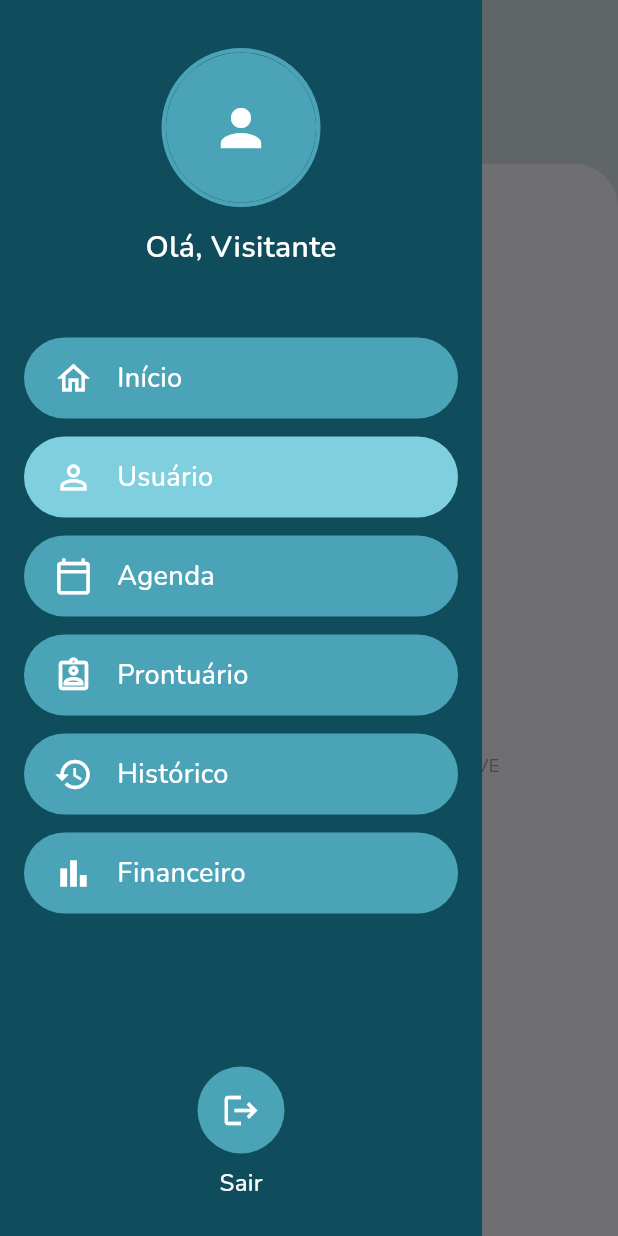
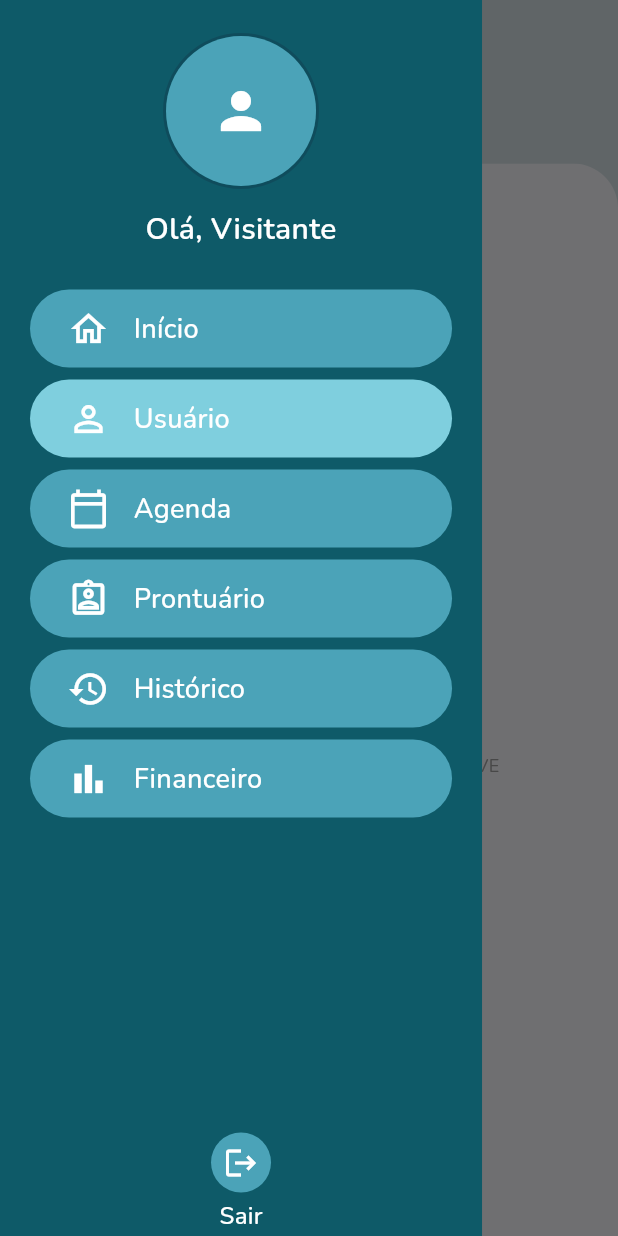
Before and after one commit to elieljuniorm/poti-clinicas, a Flutter app: the EmConstrucaoScreen screen opened by its route, with the side drawer open, on a phone screen of 412 x 824 dp. Run offline on Flutter 3.47's test engine with Material 3 defaults, Android fonts, the phone set to English and light mode, and no system bars; our stand-ins replace flutter_map, flutter_riverpod, go_router, latlong2.

Commit message:
reorganizando menu

```diff
--- a/lib/src/core/ui/theme/app_colors.dart
+++ b/lib/src/core/ui/theme/app_colors.dart
@@ -7,7 +7,7 @@ class AppColors {
 
   // ---------- Drawer / menu lateral ----------
   /// Fundo escuro do Drawer (verde-azulado escuro).
-  static const Color drawerBackground = Color(0xFF0F4C5C);
+  static const Color drawerBackground = Color.fromRGBO(14, 90, 104, 1);
 
   /// Cor padrão dos itens do menu (turquesa).
   static const Color menuItem = Color(0xFF4BA3B8);
--- a/lib/src/core/ui/widgets/app_drawer.dart
+++ b/lib/src/core/ui/widgets/app_drawer.dart
@@ -78,7 +78,7 @@ class AppDrawer extends ConsumerWidget {
       child: SafeArea(
         child: Column(
           children: [
-            const SizedBox(height: 24),
+            const SizedBox(height: 20),
 
             // ---------- Foto + saudação (clicável → Meus dados) ----------
             _CabecalhoUsuario(
@@ -87,7 +87,7 @@ class AppDrawer extends ConsumerWidget {
               onTap: usuario == null ? null : () => _aoTocarCabecalho(context),
             ),
 
-            const SizedBox(height: 32),
+            const SizedBox(height: 20),
 
             // ---------- Itens do menu ----------
             Expanded(
@@ -148,14 +148,17 @@ class _CabecalhoUsuario extends StatelessWidget {
         onTap: onTap,
         borderRadius: BorderRadius.circular(16),
         child: Padding(
-          padding: const EdgeInsets.symmetric(horizontal: 24, vertical: 8),
+          padding: const EdgeInsets.symmetric(horizontal: 20, vertical: 2),
           child: Column(
             mainAxisSize: MainAxisSize.min,
             children: [
               Container(
                 decoration: BoxDecoration(
                   shape: BoxShape.circle,
-                  border: Border.all(color: AppColors.menuItem, width: 3),
+                  border: Border.all(
+                    color: AppColors.primary,
+                    width: 2,
+                  ),
                 ),
                 child: CircleAvatar(
                   radius: 50,
@@ -169,7 +172,7 @@ class _CabecalhoUsuario extends StatelessWidget {
               const SizedBox(height: 12),
               Text('Olá, $nome', style: AppTextStyles.drawerGreeting),
               if (onTap != null) ...[
-                const SizedBox(height: 4),
+                const SizedBox(height: 2),
                 Row(
                   mainAxisSize: MainAxisSize.min,
                   children: [
@@ -180,7 +183,7 @@ class _CabecalhoUsuario extends StatelessWidget {
                     const SizedBox(width: 2),
                     const Icon(
                       Icons.chevron_right,
-                      size: 18,
+                      size: 20,
                       color: AppColors.menuItemActive,
                     ),
                   ],
@@ -202,7 +205,7 @@ class _BotaoSair extends StatelessWidget {
   @override
   Widget build(BuildContext context) {
     return Padding(
-      padding: const EdgeInsets.only(bottom: 24, top: 8),
+      padding: const EdgeInsets.only(bottom: 2, top: 4),
       child: Column(
         children: [
           Material(
@@ -212,16 +215,16 @@ class _BotaoSair extends StatelessWidget {
             child: InkWell(
               onTap: onTap,
               child: const Padding(
-                padding: EdgeInsets.all(16),
+                padding: EdgeInsets.all(8),
                 child: Icon(
                   Icons.logout,
                   color: AppColors.drawerForeground,
-                  size: 26,
+                  size: 24,
                 ),
               ),
             ),
           ),
-          const SizedBox(height: 8),
+          const SizedBox(height: 4),
           Text('Sair', style: AppTextStyles.drawerLogoutLabel),
         ],
       ),
--- a/lib/src/core/ui/widgets/drawer_menu_item.dart
+++ b/lib/src/core/ui/widgets/drawer_menu_item.dart
@@ -30,7 +30,7 @@ class DrawerMenuItem extends StatelessWidget {
         isActive ? AppColors.menuItemActive : AppColors.menuItem;
 
     return Padding(
-      padding: const EdgeInsets.symmetric(horizontal: 16, vertical: 6),
+      padding: const EdgeInsets.symmetric(horizontal: 20, vertical: 4),
       child: Material(
         color: backgroundColor,
         borderRadius: BorderRadius.circular(30),
@@ -38,10 +38,10 @@ class DrawerMenuItem extends StatelessWidget {
         child: InkWell(
           onTap: onTap,
           child: Padding(
-            padding: const EdgeInsets.symmetric(horizontal: 20, vertical: 14),
+            padding: const EdgeInsets.symmetric(horizontal: 25, vertical: 12),
             child: Row(
               children: [
-                Icon(icon, color: AppColors.drawerForeground, size: 26),
+                Icon(icon, color: AppColors.drawerForeground, size: 28),
                 const SizedBox(width: 16),
                 Expanded(
                   child: Text(
--- a/lib/src/features/profile/ui/widgets/profile_header.dart
+++ b/lib/src/features/profile/ui/widgets/profile_header.dart
@@ -16,7 +16,15 @@ class ProfileHeader extends StatelessWidget {
 
     return Column(
       children: [
-        CircleAvatar(
+        Container(
+          decoration: BoxDecoration(
+            shape: BoxShape.circle,
+            border: Border.all(
+              color: AppColors.primary, // cor da borda
+              width: 2,          // espessura da borda
+            ),
+          ),
+          child: CircleAvatar(
             radius: 50,
             backgroundColor: AppColors.menuItem,
             backgroundImage: temFoto ? NetworkImage(fotoUrl!) : null,
@@ -24,6 +32,7 @@ class ProfileHeader extends StatelessWidget {
                 ? null
                 : const Icon(Icons.person, size: 40, color: Colors.white),
           ),
+        ),
         const SizedBox(height: 12),
         Text(nome, textAlign: TextAlign.center, style: AppTextStyles.pageTitle),
       ],
```
Also changed, not shown: 12 other files. Lines whose indentation alone changed are shown as unchanged.
